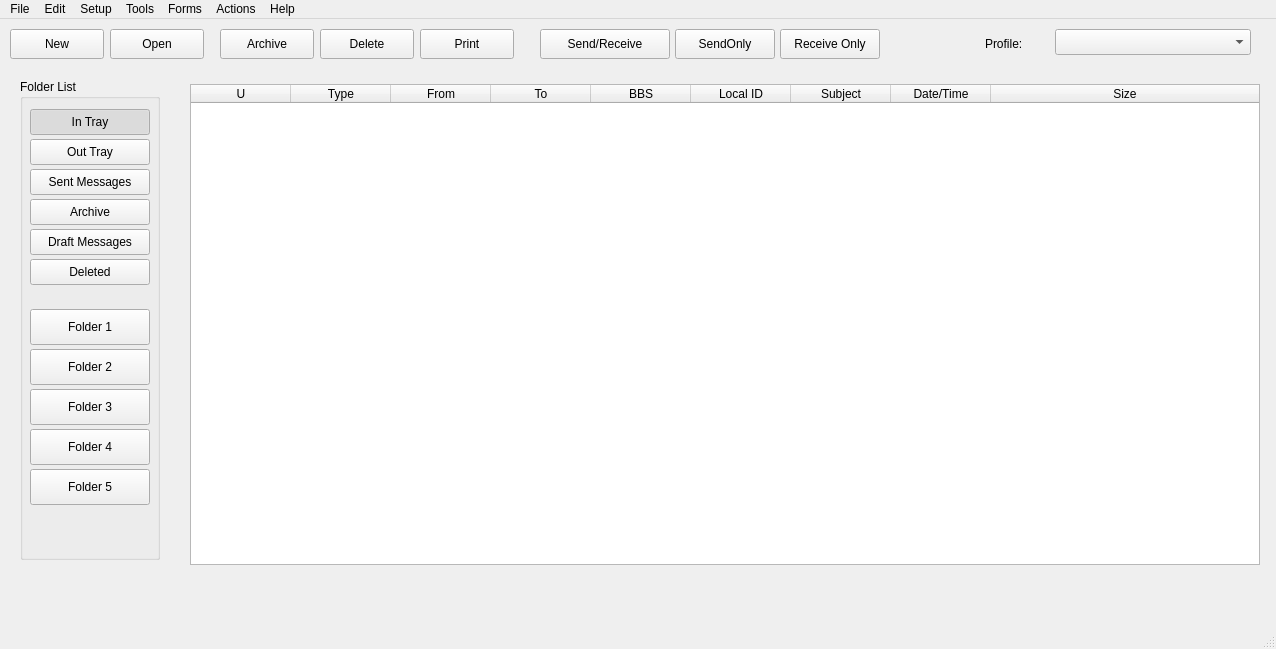
Old version of the form mainwindow.ui in the repository jimmcguffin/PyOutpost.
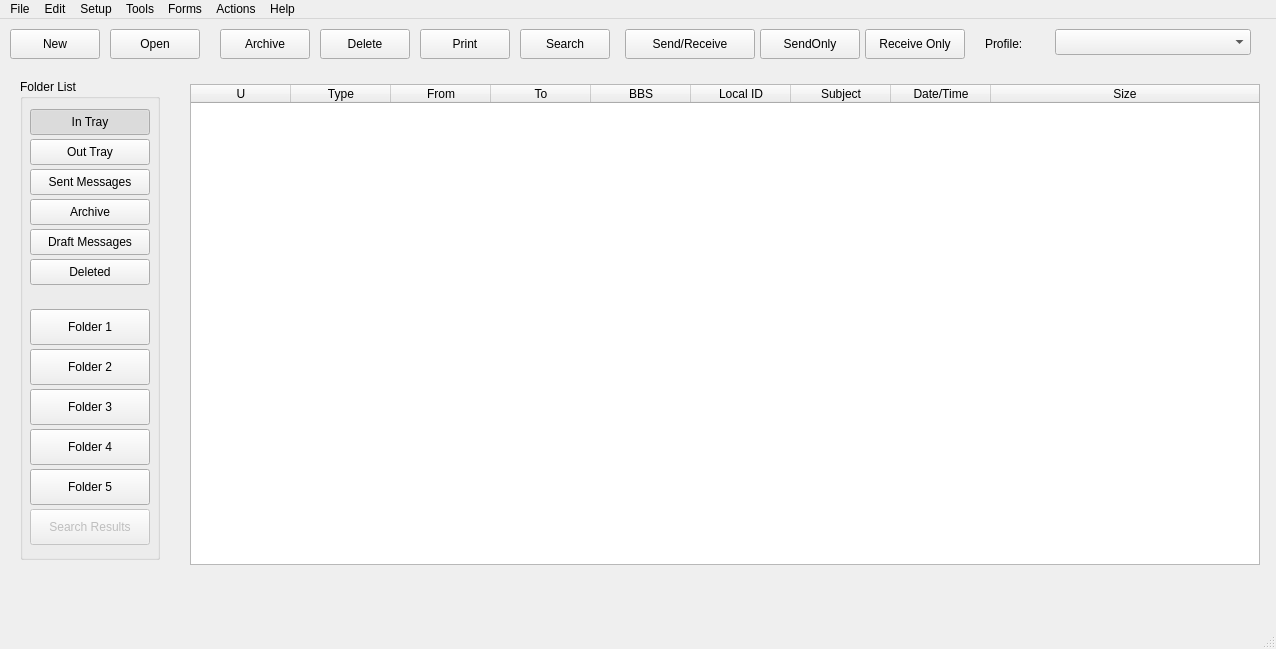
New version of the form.

Commit message: More parts of damage report Abilty to create a group of checkboxes, required for damage report Read XSCEVENT area, still need to do ALLXSC Search capabilites added

```diff
--- a/mainwindow.ui
+++ b/mainwindow.ui
@@ -19,7 +19,7 @@
      <rect>
       <x>10</x>
       <y>10</y>
-      <width>94</width>
+      <width>90</width>
       <height>30</height>
      </rect>
     </property>
@@ -32,7 +32,7 @@
      <rect>
       <x>110</x>
       <y>10</y>
-      <width>94</width>
+      <width>90</width>
       <height>30</height>
      </rect>
     </property>
@@ -45,7 +45,7 @@
      <rect>
       <x>220</x>
       <y>10</y>
-      <width>94</width>
+      <width>90</width>
       <height>30</height>
      </rect>
     </property>
@@ -58,7 +58,7 @@
      <rect>
       <x>320</x>
       <y>10</y>
-      <width>94</width>
+      <width>90</width>
       <height>30</height>
      </rect>
     </property>
@@ -71,7 +71,7 @@
      <rect>
       <x>420</x>
       <y>10</y>
-      <width>94</width>
+      <width>90</width>
       <height>30</height>
      </rect>
     </property>
@@ -82,7 +82,7 @@
    <widget class="QPushButton" name="cSendReceive">
     <property name="geometry">
      <rect>
-      <x>540</x>
+      <x>625</x>
       <y>10</y>
       <width>130</width>
       <height>30</height>
@@ -339,6 +339,28 @@
       <bool>true</bool>
      </property>
     </widget>
+    <widget class="QPushButton" name="cFolderSearchResults">
+     <property name="enabled">
+      <bool>false</bool>
+     </property>
+     <property name="geometry">
+      <rect>
+       <x>10</x>
+       <y>430</y>
+       <width>120</width>
+       <height>36</height>
+      </rect>
+     </property>
+     <property name="text">
+      <string>Search Results</string>
+     </property>
+     <property name="checkable">
+      <bool>true</bool>
+     </property>
+     <property name="autoExclusive">
+      <bool>true</bool>
+     </property>
+    </widget>
    </widget>
    <widget class="QTableWidget" name="cMailList">
     <property name="geometry">
@@ -416,7 +438,7 @@
    <widget class="QPushButton" name="cSendOnly">
     <property name="geometry">
      <rect>
-      <x>675</x>
+      <x>760</x>
       <y>10</y>
       <width>100</width>
       <height>30</height>
@@ -429,7 +451,7 @@
    <widget class="QPushButton" name="cReceiveOnly">
     <property name="geometry">
      <rect>
-      <x>780</x>
+      <x>865</x>
       <y>10</y>
       <width>100</width>
       <height>30</height>
@@ -439,6 +461,19 @@
      <string>Receive Only</string>
     </property>
    </widget>
+   <widget class="QPushButton" name="cSearch">
+    <property name="geometry">
+     <rect>
+      <x>520</x>
+      <y>10</y>
+      <width>90</width>
+      <height>30</height>
+     </rect>
+    </property>
+    <property name="text">
+     <string>Search</string>
+    </property>
+   </widget>
   </widget>
   <widget class="QMenuBar" name="menubar">
    <property name="geometry">
```
The commit also changes 8 other files.
